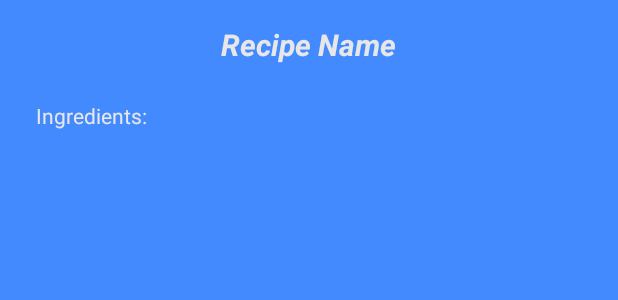
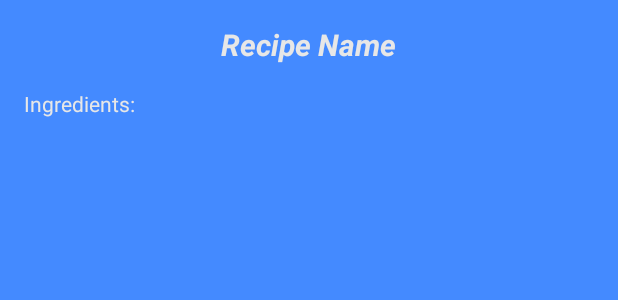
Before and after one commit to PrimakPavel/bakingApp, an Android app: the layout recipe_app_provider.xml on its own in the app's theme, with its tools: preview values and no code run, on a phone screen of 412 x 824 dp. Shown: the top 300 px of the screen. Run offline under Robolectric (Android 15) with nearby library versions, the phone set to English and light mode, and no system bars.

Commit message:
removed unnecessary dependency

```diff
--- a/app/build.gradle
+++ b/app/build.gradle
@@ -68,6 +68,4 @@ dependencies {
     //Naigation
     implementation "android.arch.navigation:navigation-fragment:1.0.0"
     implementation "android.arch.navigation:navigation-ui:1.0.0"
-        //WorkManager
-    implementation "androidx.work:work-runtime:2.0.1"
 }
--- a/app/src/main/res/layout/recipe_app_provider.xml
+++ b/app/src/main/res/layout/recipe_app_provider.xml
@@ -19,8 +19,10 @@
         android:id="@+id/app_w_recipe_ingredients"
         android:layout_width="match_parent"
         android:layout_height="wrap_content"
-        android:padding="16dp"
+        android:padding="@dimen/small_margin"
         android:text="@string/appwidget_ingredients"
+        android:maxLines="12"
+        android:ellipsize="end"
         android:textColor="@color/textColorTertiary"
         android:textSize="@dimen/main_text_size"/>
 
```
